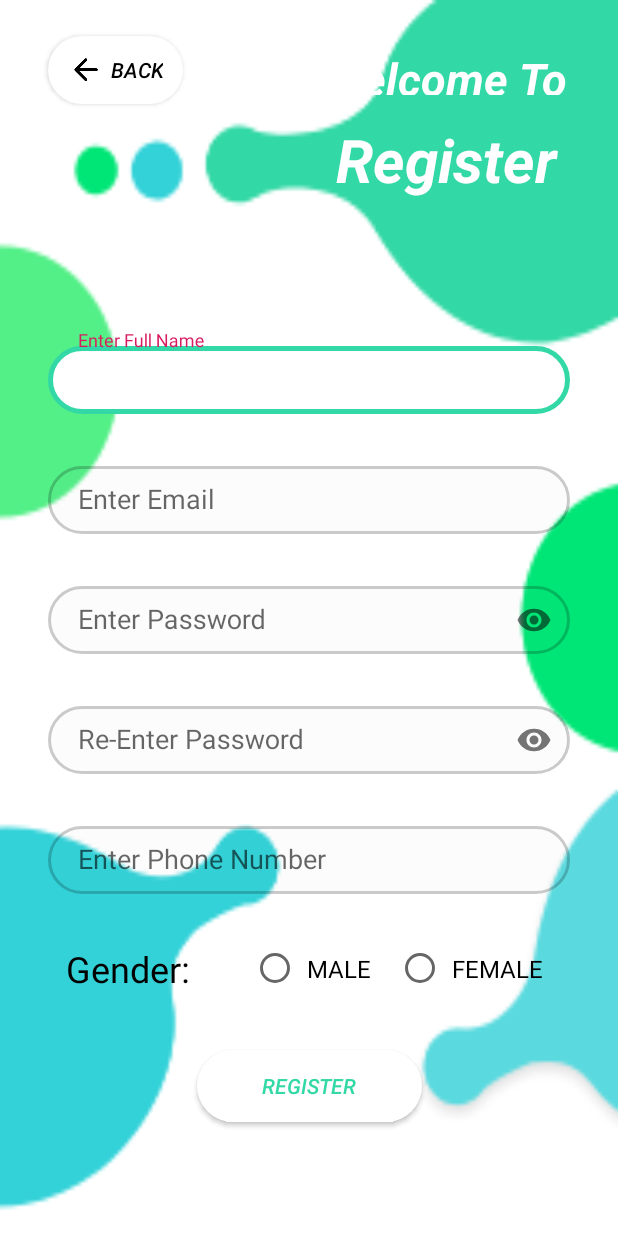
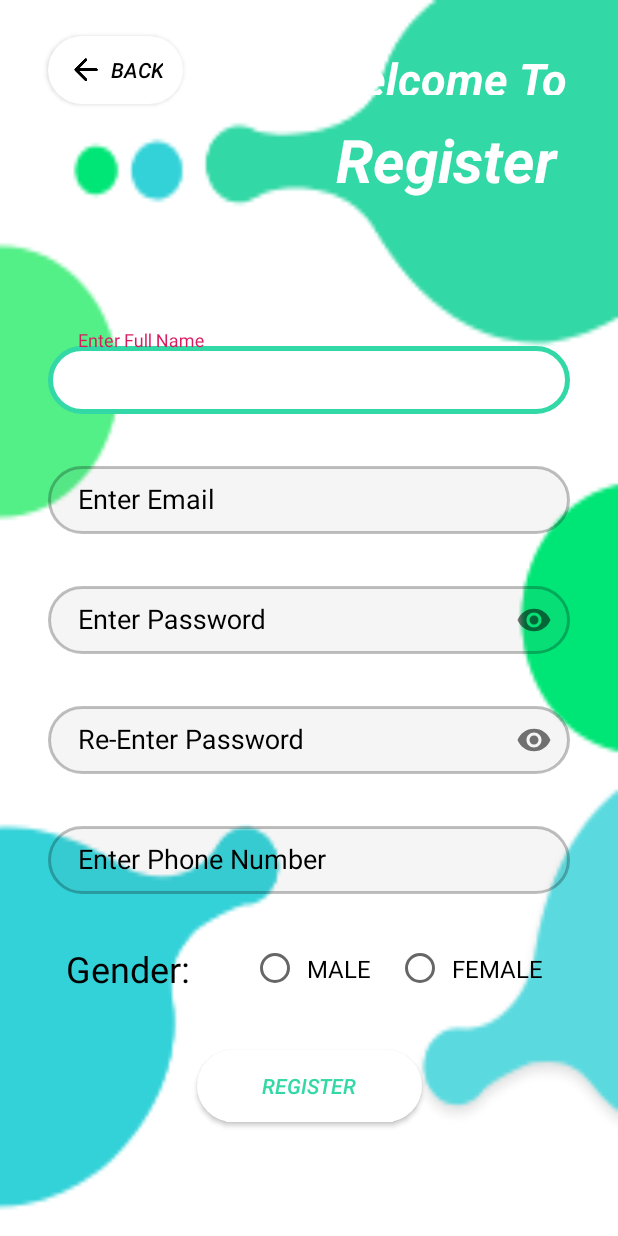
Before and after one commit to yusufspear/Place-Of-Interest, an Android app: the screen it shows after launch (Register_Page), after a tap on "Sign up", on a phone screen of 412 x 824 dp. Run offline under Robolectric (Android 15) with nearby library versions, the phone set to English and light mode, and no system bars; our stand-ins replace Firebase (no records; nobody signed in at launch, a user with empty details on screens opened directly); libraries missing offline, so code that uses them is left out: com.karumi.dexter; 1 statement that could not run was skipped; 1 other tap on this screen came first.

```diff
--- a/app/src/main/java/com/example/placeofinterest/ForgetPassword.java
+++ b/app/src/main/java/com/example/placeofinterest/ForgetPassword.java
@@ -40,7 +40,6 @@ public class ForgetPassword extends AppCompatActivity {
         setContentView(R.layout.activity_forget_password);
         mAuth=FirebaseAuth.getInstance();
         initViews();
-        toolbar.setNavigationIcon(R.drawable.icons8_forgot_password_100);
         Reset.setOnClickListener(this::forgetPassword);
     }
 
--- a/app/src/main/java/com/example/placeofinterest/MainActivity.java
+++ b/app/src/main/java/com/example/placeofinterest/MainActivity.java
@@ -64,6 +64,7 @@ import com.karumi.dexter.listener.single.PermissionListener;
 import java.lang.reflect.Array;
 import java.util.ArrayList;
 import java.util.Arrays;
+import java.util.HashMap;
 import java.util.List;
 import java.util.Objects;
 
@@ -73,15 +74,15 @@ import static android.graphics.Color.parseColor;
 public class MainActivity extends AppCompatActivity {
 
     private TextInputLayout mEmailLayout, mPasswordLayout;
-    private Button mBtnSignin, mBtnRegisterUser, mBtnSignoutUser;
-    private TextView mOutputText,txtForgetPassword,txtSign_up;
+    private Button mBtnSignin;
+    private TextView txtForgetPassword,txtSign_up;
     private ProgressBar mProgressBar;
     private FirebaseAuth mAuth;
     private DatabaseReference mRef;
     private FirebaseAuth.AuthStateListener mAuthStateListener;
     private int i;
-    private String isNew;
-    private Boolean isNewBoolean;
+    public Boolean isNewBoolean;
+    public String isNew;
 
     @Override
     protected void onCreate(Bundle savedInstanceState) {
@@ -91,9 +92,7 @@ public class MainActivity extends AppCompatActivity {
         mAuth=FirebaseAuth.getInstance();
         FirebaseDatabase mDatabase = FirebaseDatabase.getInstance();
         mRef = mDatabase.getReference("User");
-//        updateUI();
         initViews();
-
         txtForgetPassword.setPaintFlags(Paint.UNDERLINE_TEXT_FLAG);
         txtSign_up.setPaintFlags(Paint.UNDERLINE_TEXT_FLAG);
 
@@ -101,8 +100,6 @@ public class MainActivity extends AppCompatActivity {
         txtSign_up.setOnClickListener(this::signUp);
         txtForgetPassword.setOnClickListener(this::forgetPassword);
         hideProgressBar();
-//
-
 
 
         Dexter.withActivity(this)
@@ -235,28 +232,31 @@ public class MainActivity extends AppCompatActivity {
 
                                 if(Objects.requireNonNull(mAuth.getCurrentUser()).isEmailVerified()){
 
-
-                                    mRef.child(mAuth.getCurrentUser().getUid()).child("isnew").addValueEventListener(new ValueEventListener() {
+                                    mRef.child(mAuth.getCurrentUser().getUid()).child("isnew")
+                                            .addValueEventListener(new ValueEventListener() {
 
                                                 @Override
                                                 public void onDataChange(@NonNull DataSnapshot dataSnapshot) {
+//                                            User user =dataSnapshot.getValue(User.class);
+                                                    Log.i("Permission", "On Data Change Field Execute");
+                                                    isNew = dataSnapshot.getValue(String.class);
+                                                    isNewBoolean = Boolean.parseBoolean(isNew);
 
-                                            Log.i("Permission","On Data Change Field Execute");
+                                                    Log.i("which", "onDataChange: "+isNew + isNewBoolean);
+                                                    if ( isNewBoolean){
 
-                                            isNew = dataSnapshot.getValue(String.class);
-                                            if (isNew.equals("true")){
                                                         startActivity(new Intent(MainActivity.this, POI_Set.class));
                                                         Toast.makeText(MainActivity.this,"User Log-in Successfully Please Select POI",Toast.LENGTH_LONG).show();
-                                                finish();
+                                                        Log.i("which1", "onDataChange: "+isNewBoolean + isNew);
 
-                                            }else{
-//                                                updateUI();
+                                                    }
+                                                    else{
+
                                                         startActivity(new Intent(MainActivity.this, Home.class));
+                                                        Log.i("which1", "onDataChange: "+isNewBoolean + isNew);
                                                         Toast.makeText(MainActivity.this,"User Log-in Successfully",Toast.LENGTH_LONG).show();
 
-
                                                     }
-
                                                 }
 
                                                 @Override
@@ -265,7 +265,6 @@ public class MainActivity extends AppCompatActivity {
                                                     Log.e("Error", databaseError.getMessage());
                                                 }
                                             });
-
 
                                 }
 
@@ -276,18 +275,15 @@ public class MainActivity extends AppCompatActivity {
                             }else{
                                 hideProgressBar();
                                 if (task.getException() instanceof FirebaseAuthInvalidCredentialsException) {
+
                                     Toast.makeText(MainActivity.this,"Invalid Password",Toast.LENGTH_SHORT).show();
-                                    mOutputText.setText("Invalid Password");
+
                                 }else if (task.getException() instanceof FirebaseAuthInvalidUserException) {
+
                                     Toast.makeText(MainActivity.this,"Email not Exit in Database",Toast.LENGTH_SHORT).show();
-                                    mOutputText.setText("Email NOT Exit");
                                 }
                             }
-
-
                         }
-
-
                     });
 
         }
@@ -300,18 +296,9 @@ public class MainActivity extends AppCompatActivity {
     private void updateUI() {
         FirebaseUser user = mAuth.getCurrentUser();
         hideProgressBar();
-        isNewBoolean = Boolean.valueOf(isNew);
         if (user != null && mAuth.getCurrentUser().isEmailVerified()) {
-            if (!isNewBoolean){
+
                 startActivity(new Intent(this, Home.class));
-
-            }
-
-        }
-
-
-        else{
-            mOutputText.setText("User NOT Log-in");
 
         }
 
@@ -369,7 +356,6 @@ public class MainActivity extends AppCompatActivity {
         mEmailLayout = findViewById(R.id.et_email);
         mPasswordLayout = findViewById(R.id.et_password);
         mBtnSignin = findViewById(R.id.btn_singin);
-        mOutputText = findViewById(R.id.tv_output);
         mProgressBar = findViewById(R.id.progressbar);
         txtSign_up = findViewById(R.id.txtsign_up);
         txtForgetPassword = findViewById(R.id.txtforget);
--- a/app/src/main/res/drawable/btnsignin.xml
+++ b/app/src/main/res/drawable/btnsignin.xml
@@ -3,7 +3,7 @@
 
     <item android:state_pressed="true">
         <shape android:shape="rectangle">
-            <solid android:color="@color/Gray" />
+            <solid android:color="@color/BtnBlueRight" />
             <corners android:radius="100dp" />
         </shape>
     </item>
--- a/app/src/main/res/layout/activity_profile.xml
+++ b/app/src/main/res/layout/activity_profile.xml
@@ -109,7 +109,7 @@
             android:layout_height="33dp"
             android:background="@drawable/profileimage"
             android:padding="4dp"
-            app:srcCompat="@mipmap/baseline_camera_alt_24px" />
+            app:srcCompat="@drawable/ic_photo_camera_black_24dp" />
     </androidx.cardview.widget.CardView>
 
     <Button
--- a/app/src/main/res/layout/content_register_page.xml
+++ b/app/src/main/res/layout/content_register_page.xml
@@ -65,6 +65,7 @@
         android:layout_height="wrap_content"
         android:layout_marginLeft="32dp"
         android:layout_marginTop="220dp"
+        android:textColorHint="@color/colorBlack"
         android:layout_marginRight="32dp"
         app:layout_constraintLeft_toLeftOf="parent"
         app:layout_constraintRight_toRightOf="parent"
@@ -81,7 +82,6 @@
             android:paddingEnd="0dp"
             android:singleLine="true"
             android:textColor="@color/colorBlack"
-            android:textColorHighlight="@color/Red"
             android:textColorHint="@color/pureGray" />
     </com.google.android.material.textfield.TextInputLayout>
 
@@ -92,7 +92,7 @@
         android:layout_marginLeft="32dp"
         android:layout_marginTop="24dp"
         android:layout_marginRight="32dp"
-
+        android:textColorHint="@color/colorBlack"
         app:layout_constraintHorizontal_bias="0.0"
         app:layout_constraintLeft_toLeftOf="parent"
         app:layout_constraintRight_toRightOf="parent"
@@ -120,6 +120,7 @@
         android:layout_marginLeft="32dp"
         android:layout_marginTop="24dp"
         android:layout_marginRight="32dp"
+        android:textColorHint="@color/colorBlack"
         app:passwordToggleEnabled="true"
         app:layout_constraintHorizontal_bias="0.0"
         app:layout_constraintLeft_toLeftOf="parent"
@@ -149,6 +150,7 @@
         android:layout_marginTop="24dp"
         android:layout_marginRight="32dp"
         app:passwordToggleEnabled="true"
+        android:textColorHint="@color/colorBlack"
         app:layout_constraintHorizontal_bias="0.0"
         app:layout_constraintLeft_toLeftOf="parent"
         app:layout_constraintRight_toRightOf="parent"
@@ -163,7 +165,6 @@
             android:inputType="textPassword"
             android:paddingStart="20dp"
             android:paddingEnd="15dp"
-
             android:singleLine="true"
             android:textColor="@color/colorBlack"
             android:textColorHighlight="@color/Red"
@@ -177,6 +178,7 @@
         android:layout_marginLeft="32dp"
         android:layout_marginTop="24dp"
         android:layout_marginRight="32dp"
+        android:textColorHint="@color/colorBlack"
         app:layout_constraintHorizontal_bias="0.0"
         app:layout_constraintLeft_toLeftOf="parent"
         app:layout_constraintRight_toRightOf="parent"
--- a/app/src/main/res/values/colors.xml
+++ b/app/src/main/res/values/colors.xml
@@ -8,8 +8,8 @@
     <color name="colorBlack">#000000</color>
     <color name="BtnBlueRight">#32D8BC</color>
     <color name="BtnBlueLeft">#32D8A5</color>
-    <color name="Gray">#34000000</color>
-    <color name="pureGray">#05726F6F</color>
+    <color name="Gray">#40000000</color>
+    <color name="pureGray">#12726F6F</color>
     <color name="Orange">#E2FF5722</color>
     <color name="Red">#23F513</color>
     <color name="Blue">#0689AD</color>
```
Also changed, not shown: app/src/main/java/com/example/placeofinterest/Profile.java (+29 -28 lines), app/src/main/res/drawable/back_arrow.xml (added, +24 -0 lines), app/src/main/res/drawable/ic_photo_camera_black_24dp.xml (added, +12 -0 lines), app/src/main/res/layout/activity_forget_password.xml (+36 -4 lines), app/src/main/res/layout/content_main.xml (+3 -24 lines). Lines whose indentation alone changed are shown as unchanged.
